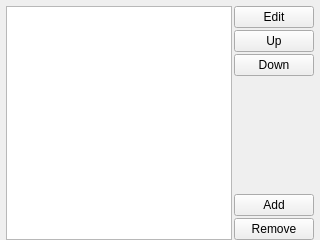
Old version of the form ui/ProgramArgsWidget.ui in the repository kipr/botui.
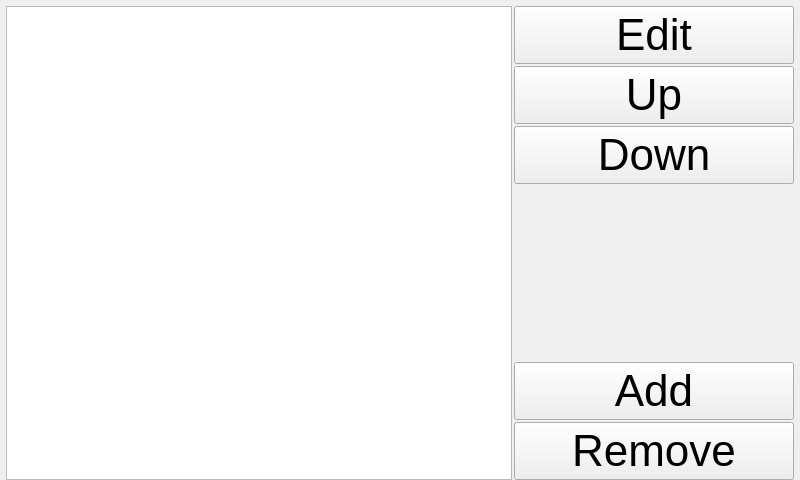
New version of the form. Icons and pictures are not drawn.

The edit to the form file:
```diff
--- a/ui/ProgramArgsWidget.ui
+++ b/ui/ProgramArgsWidget.ui
@@ -6,8 +6,8 @@
    <rect>
     <x>0</x>
     <y>0</y>
-    <width>320</width>
-    <height>240</height>
+    <width>800</width>
+    <height>480</height>
    </rect>
   </property>
   <property name="windowTitle">
@@ -32,12 +32,29 @@
       <number>2</number>
      </property>
      <item>
-      <widget class="QListWidget" name="args"/>
+      <widget class="QListWidget" name="args">
+       <property name="font">
+        <font>
+         <pointsize>22</pointsize>
+        </font>
+       </property>
+      </widget>
      </item>
      <item>
       <layout class="QVBoxLayout" name="verticalLayout">
        <item>
         <widget class="QPushButton" name="edit">
+         <property name="minimumSize">
+          <size>
+           <width>280</width>
+           <height>0</height>
+          </size>
+         </property>
+         <property name="font">
+          <font>
+           <pointsize>33</pointsize>
+          </font>
+         </property>
          <property name="text">
           <string>Edit</string>
          </property>
@@ -49,6 +66,11 @@
        </item>
        <item>
         <widget class="QPushButton" name="up">
+         <property name="font">
+          <font>
+           <pointsize>33</pointsize>
+          </font>
+         </property>
          <property name="text">
           <string>Up</string>
          </property>
@@ -60,6 +82,11 @@
        </item>
        <item>
         <widget class="QPushButton" name="down">
+         <property name="font">
+          <font>
+           <pointsize>33</pointsize>
+          </font>
+         </property>
          <property name="text">
           <string>Down</string>
          </property>
@@ -84,6 +111,11 @@
        </item>
        <item>
         <widget class="QPushButton" name="add">
+         <property name="font">
+          <font>
+           <pointsize>33</pointsize>
+          </font>
+         </property>
          <property name="text">
           <string>Add</string>
          </property>
@@ -95,6 +127,11 @@
        </item>
        <item>
         <widget class="QPushButton" name="remove">
+         <property name="font">
+          <font>
+           <pointsize>33</pointsize>
+          </font>
+         </property>
          <property name="text">
           <string>Remove</string>
          </property>
```
